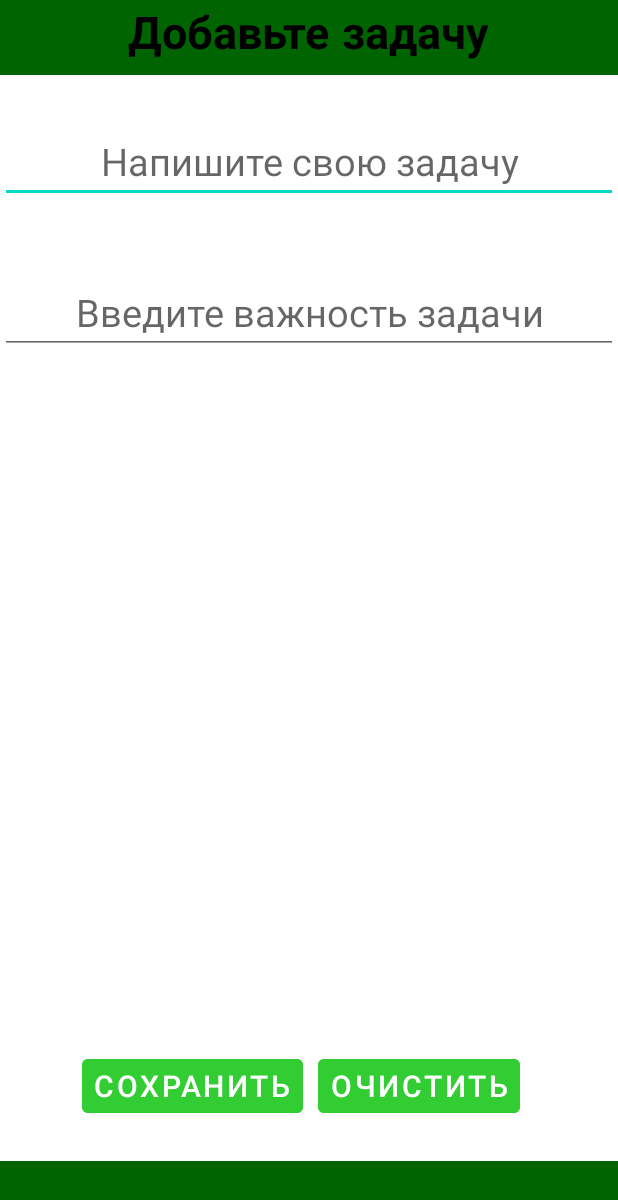
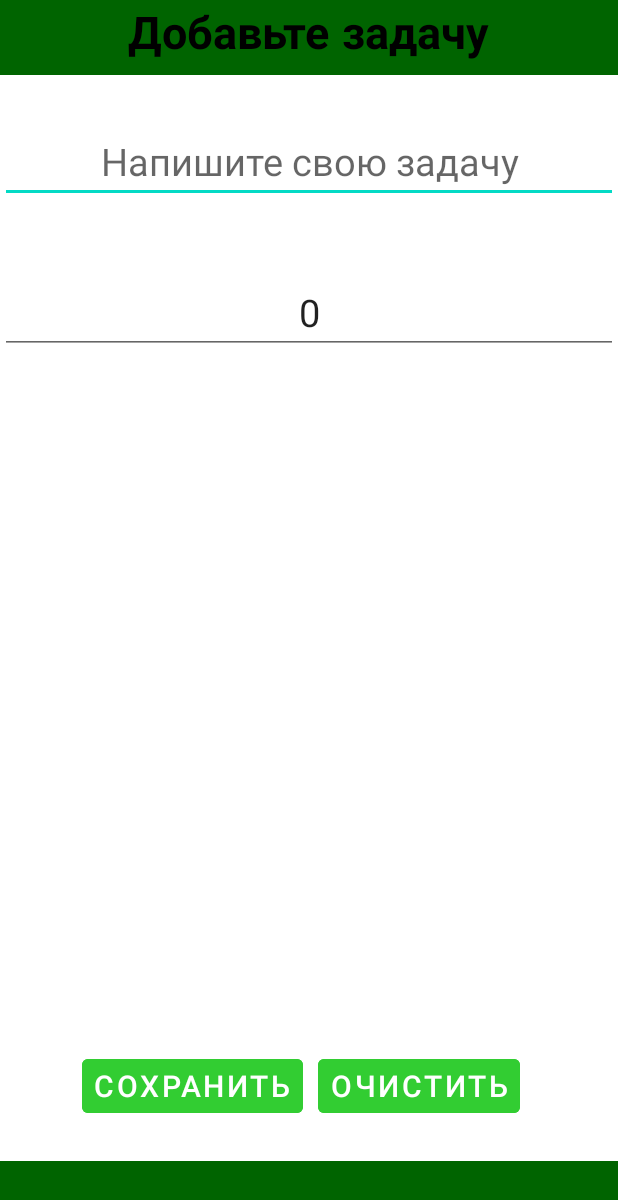
Before and after one commit to voskanyan777/to-do-list, an Android app: the add_activity screen opened directly, with no data from a screen before it, on a phone screen of 412 x 824 dp. Shown: the top 1200 px of the screen. Run offline under Robolectric (Android 15) with nearby library versions, the phone set to English and light mode, and no system bars.

Commit message:
корректная работа при передаче данных из upcoming в add_activity

```diff
--- a/task_manager/app/src/main/java/com/example/task_manager/Upcoming.java
+++ b/task_manager/app/src/main/java/com/example/task_manager/Upcoming.java
@@ -126,7 +126,10 @@ public class Upcoming extends AppCompatActivity implements AdapterView.OnItemSel
                 builder.setPositiveButton("Изменить", new DialogInterface.OnClickListener() {
                     @Override
                     public void onClick(DialogInterface dialog, int which) {
-
+                        Intent intent = new Intent(Upcoming.this,add_activity.class);
+                        intent.putExtra("Id", list_id.get(i));
+                        intent.putExtra("Title",list.get(i));
+                        startActivity(intent);
                     }
                 });
                 builder.setNegativeButton("Удалить", new DialogInterface.OnClickListener() {
--- a/task_manager/app/src/main/java/com/example/task_manager/add_activity.java
+++ b/task_manager/app/src/main/java/com/example/task_manager/add_activity.java
@@ -22,6 +22,8 @@ public class add_activity extends AppCompatActivity {
     EditText entertext;
     EditText sorttext;
     TextView text;
+    int id;
+    String title;
     private MyDbManager myDbManager;
 
     public static boolean input_valudation(String input){
@@ -37,9 +39,17 @@ public class add_activity extends AppCompatActivity {
     protected void onCreate(Bundle savedInstanceState) {
         super.onCreate(savedInstanceState);
         setContentView(R.layout.activity_add);
+        Intent intent = getIntent();
+        title = intent.getStringExtra("Title");
+        id = intent.getIntExtra("Id",0);
+
+
+
         entertext = findViewById(R.id.enter_text);
         sorttext = findViewById(R.id.sort_text);
         text = findViewById(R.id.error_text);
+        entertext.setText(title);
+        sorttext.setText(String.valueOf(id));
         myDbManager = new MyDbManager(this);
         prefs1 = getSharedPreferences("com.example.task_manager", MODE_PRIVATE);
         myDbManager.openDb();
```
